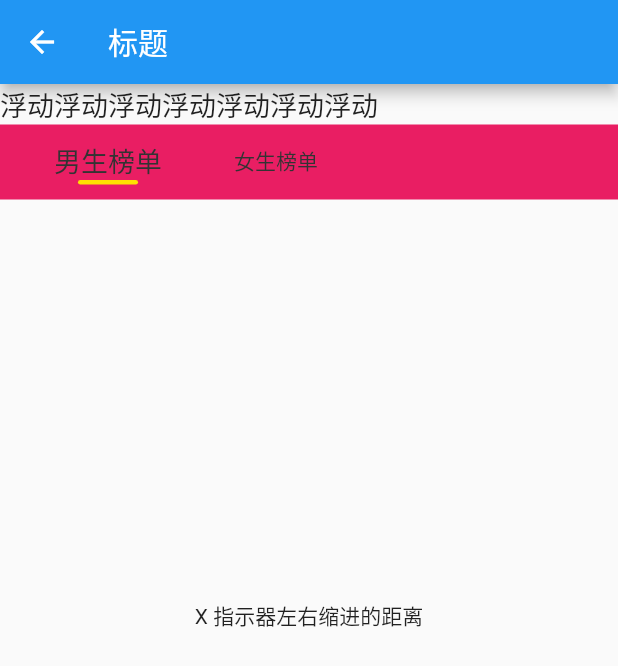
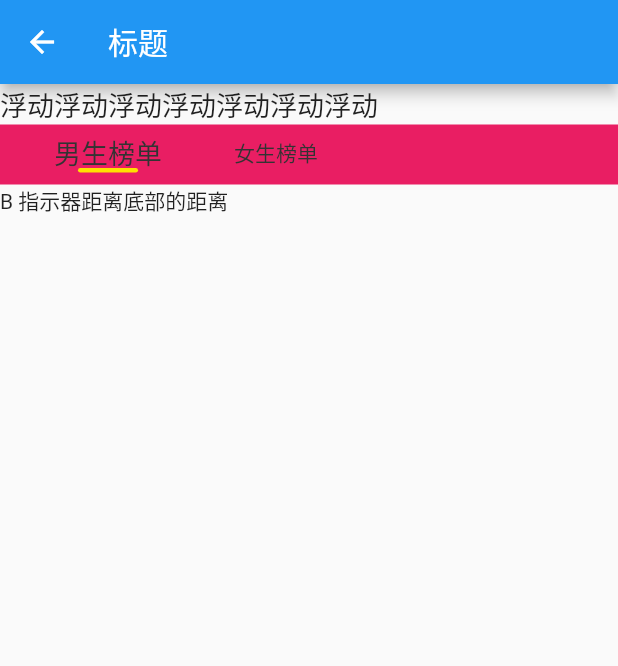
Before and after one commit to quFETeam/flutter_qukit, a Flutter app: the QuStickyList screen opened directly, on a phone screen of 412 x 824 dp. Shown: the top 666 px of the screen. Run offline on Flutter 3.47's test engine with Material 2 defaults, Android fonts, the phone set to English and light mode, and no system bars; our stand-ins replace connectivity, flutter_offline, flutter_swiper, photo_view.

Commit message:
appbar 高度

```diff
--- a/lib/example/qu_sticky_list.dart
+++ b/lib/example/qu_sticky_list.dart
@@ -58,9 +58,9 @@ class _QuStickyListState extends State<QuStickyList> with SingleTickerProviderSt
     return SliverPersistentHeader(
       pinned: true, //是否固定在顶部
       floating: true,
-      delegate: _SliverAppBarDelegate(
-          minHeight: 50, //收起的高度
-          maxHeight: 50, //展开的最大高度
+      delegate: SliverAppBarDelegate(
+          minHeight: 40, //收起的高度
+          maxHeight: 40, //展开的最大高度
           child: Container(
             padding: EdgeInsets.only(left: 16),
             color: Colors.pink,
@@ -112,22 +112,6 @@ class _QuStickyListState extends State<QuStickyList> with SingleTickerProviderSt
     );
   }
 
-  Widget _buildList() {
-    return SliverList(
-        delegate: SliverChildBuilderDelegate(
-              (context, index) {
-            return Container(
-              height: 50,
-              color: index % 2 == 0 ? Colors.white : Colors.black12,
-              width: double.infinity,
-              alignment: Alignment.center,
-              child: Text("我是第${index}个item"),
-            );
-          },
-          childCount: 30,
-        ));
-  }
-
   @override
   Widget build(BuildContext context) {
     return Scaffold(
@@ -138,15 +122,22 @@ class _QuStickyListState extends State<QuStickyList> with SingleTickerProviderSt
             _buildStickyBar(),
           SliverToBoxAdapter(
             child: Container(
-              width: double.infinity,
-              height: 555,
+              width: double.maxFinite,
+              height: double.maxFinite,
               child: TabBarView(controller: _tabController, children: [
-                Center(
-                  child: Text('X 指示器左右缩进的距离'),
+                ListView(
+                  physics: NeverScrollableScrollPhysics(),//禁止滑动
+                  children: <Widget>[
+                    Text('B 指示器距离底部的距离'),
+                  ],
                 ),
-                Center(
-                  child: Text('B 指示器距离底部的距离'),
+                ListView(
+                  physics: NeverScrollableScrollPhysics(),//禁止滑动
+                  children: <Widget>[
+                    Text('B 指示器距离底部的距离'),
+                  ],
                 ),
+
               ]),
             ),
           )
@@ -155,8 +146,8 @@ class _QuStickyListState extends State<QuStickyList> with SingleTickerProviderSt
         ));
   }
 }
-class _SliverAppBarDelegate extends SliverPersistentHeaderDelegate {
-  _SliverAppBarDelegate({
+class SliverAppBarDelegate extends SliverPersistentHeaderDelegate {
+  SliverAppBarDelegate({
     @required this.minHeight,
     @required this.maxHeight,
     @required this.child,
@@ -178,9 +169,79 @@ class _SliverAppBarDelegate extends SliverPersistentHeaderDelegate {
   }
 
   @override
-  bool shouldRebuild(_SliverAppBarDelegate oldDelegate) {
+  bool shouldRebuild(SliverAppBarDelegate oldDelegate) {
     return maxHeight != oldDelegate.maxHeight ||
         minHeight != oldDelegate.minHeight ||
         child != oldDelegate.child;
   }
 }
+
+
+//import 'package:flutter/material.dart';
+//import '../../global/tv_colors.dart';
+//import '../../util/tv_screen.dart';
+//import 'search_hot.dart';
+//import 'search_tab_bar.dart';
+//import 'serach_top_bar.dart';
+//import 'video_long.dart';
+//import 'video_short.dart';
+//
+//
+//class SearchIndex extends StatefulWidget {
+//  final int tabIndex;
+//
+//  const SearchIndex({Key key, this.tabIndex=0}) : super(key: key);
+//  @override
+//  _SearchIndexState createState() => _SearchIndexState();
+//}
+//
+//class _SearchIndexState extends State<SearchIndex> with SingleTickerProviderStateMixin{
+//  TabController _tabController;
+//  ScrollController _scrollViewController;
+//  @override
+//  void initState() {
+//    _scrollViewController = ScrollController();
+//    _tabController = TabController(vsync: this, length: 2, initialIndex: widget.tabIndex);
+//    super.initState();
+//  }
+//
+//  @override
+//  Widget build(BuildContext context) {
+//    double X = TVScreen.X(context);
+//    double T= TVScreen.X(context);
+//    return Scaffold(
+//      appBar: SearchTopBar(
+//        T:T,
+//      ),
+//      backgroundColor: TVColors.white,
+//      body:  NestedScrollView(
+//        controller: _scrollViewController,
+//        headerSliverBuilder: (BuildContext context, bool innerBoxIsScrolled) {
+//          return <Widget>[
+//            SliverAppBar(
+//                automaticallyImplyLeading: false,
+//                brightness: Brightness.light,
+//                backgroundColor: TVColors.white,
+//                expandedHeight: 225.0 + 50 * X,
+//                pinned: true,
+//                floating: true,
+//                snap:false,
+//                elevation: 0,
+//                flexibleSpace: SearchHot(),
+//                bottom: SearchTabBar(
+//                    tabController: _tabController
+//                )
+//            ),
+//          ];
+//        },
+//        body: TabBarView(
+//          controller: _tabController,
+//          children: <Widget>[
+//            VideoLong(),
+//            VideoShort(),
+//          ],
+//        ),
+//      ),
+//    );
+//  }
+//}
```
